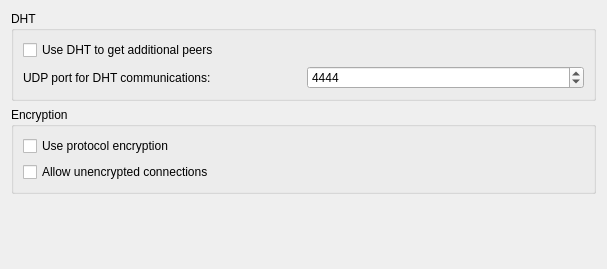
The window that ktorrent/btpref.ui (KDE/ktorrent) describes before a commit, drawn with Qt 5.
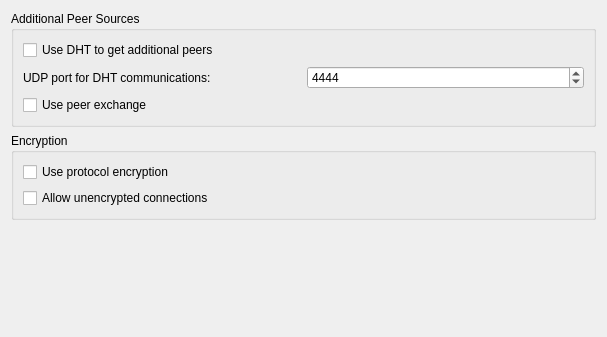
The same window after the commit.

The edit to the form file:
```diff
--- a/ktorrent/btpref.ui
+++ b/ktorrent/btpref.ui
@@ -6,14 +6,14 @@
     <x>0</x>
     <y>0</y>
     <width>607</width>
-    <height>269</height>
+    <height>337</height>
    </rect>
   </property>
-  <layout class="QVBoxLayout" >
+  <layout class="QVBoxLayout" name="verticalLayout" >
    <item>
     <widget class="QGroupBox" name="dhtGroupBox" >
      <property name="title" >
-      <string>DHT</string>
+      <string>Additional Peer Sources</string>
      </property>
      <layout class="QVBoxLayout" >
       <item>
@@ -58,6 +58,16 @@
         </item>
        </layout>
       </item>
+      <item>
+       <widget class="QCheckBox" name="kcfg_pexEnabled" >
+        <property name="toolTip" >
+         <string>Wether or not to use µTorrent compatible peer exchange.</string>
+        </property>
+        <property name="text" >
+         <string>Use peer exchange</string>
+        </property>
+       </widget>
+      </item>
      </layout>
     </widget>
    </item>
```
Left out of the diff: 2 changed lines with no effect on the pictures.
